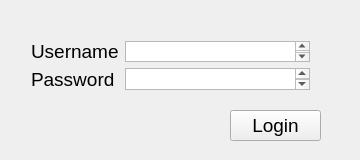
Above: SimpleRegistry/SRLogin.ui from rohitrtk/SimpleRegistry before the change. Below: the same form after it.
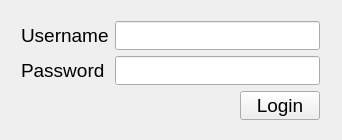
That is the form after the change.

Commit message: Added login gui to connect to database

Patch:
```diff
--- a/SimpleRegistry/SRLogin.ui
+++ b/SimpleRegistry/SRLogin.ui
@@ -6,8 +6,8 @@
    <rect>
     <x>0</x>
     <y>0</y>
-    <width>360</width>
-    <height>160</height>
+    <width>342</width>
+    <height>140</height>
    </rect>
   </property>
   <property name="windowTitle">
@@ -16,15 +16,24 @@
   <widget class="QWidget" name="formLayoutWidget">
    <property name="geometry">
     <rect>
-     <x>20</x>
-     <y>30</y>
-     <width>301</width>
-     <height>71</height>
+     <x>10</x>
+     <y>10</y>
+     <width>321</width>
+     <height>121</height>
     </rect>
    </property>
    <layout class="QFormLayout" name="formLayout">
-    <item row="0" column="1">
-     <widget class="QPlainTextEdit" name="textEdit_username"/>
+    <item row="0" column="0">
+     <widget class="QLabel" name="label_username">
+      <property name="font">
+       <font>
+        <pointsize>14</pointsize>
+       </font>
+      </property>
+      <property name="text">
+       <string>Username</string>
+      </property>
+     </widget>
     </item>
     <item row="1" column="0">
      <widget class="QLabel" name="label_password">
@@ -38,41 +47,55 @@
       </property>
      </widget>
     </item>
+    <item row="2" column="1">
+     <layout class="QHBoxLayout" name="horizontalLayout">
+      <item>
+       <spacer name="horizontalSpacer">
+        <property name="orientation">
+         <enum>Qt::Horizontal</enum>
+        </property>
+        <property name="sizeHint" stdset="0">
+         <size>
+          <width>40</width>
+          <height>20</height>
+         </size>
+        </property>
+       </spacer>
+      </item>
+      <item>
+       <widget class="QPushButton" name="pushButton_login">
+        <property name="font">
+         <font>
+          <pointsize>14</pointsize>
+         </font>
+        </property>
+        <property name="text">
+         <string>Login</string>
+        </property>
+       </widget>
+      </item>
+     </layout>
+    </item>
+    <item row="0" column="1">
+     <widget class="QLineEdit" name="lineEdit_username">
+      <property name="font">
+       <font>
+        <pointsize>14</pointsize>
+       </font>
+      </property>
+     </widget>
+    </item>
     <item row="1" column="1">
-     <widget class="QPlainTextEdit" name="textEdit_password"/>
-    </item>
-    <item row="0" column="0">
-     <widget class="QLabel" name="label_username">
+     <widget class="QLineEdit" name="lineEdit_password">
       <property name="font">
        <font>
         <pointsize>14</pointsize>
        </font>
       </property>
-      <property name="text">
-       <string>Username</string>
-      </property>
      </widget>
     </item>
    </layout>
   </widget>
-  <widget class="QPushButton" name="pushButton_login">
-   <property name="geometry">
-    <rect>
-     <x>230</x>
-     <y>110</y>
-     <width>91</width>
-     <height>31</height>
-    </rect>
-   </property>
-   <property name="font">
-    <font>
-     <pointsize>14</pointsize>
-    </font>
-   </property>
-   <property name="text">
-    <string>Login</string>
-   </property>
-  </widget>
  </widget>
  <layoutdefault spacing="6" margin="11"/>
  <resources/>
```
The commit also changes 7 other files.
